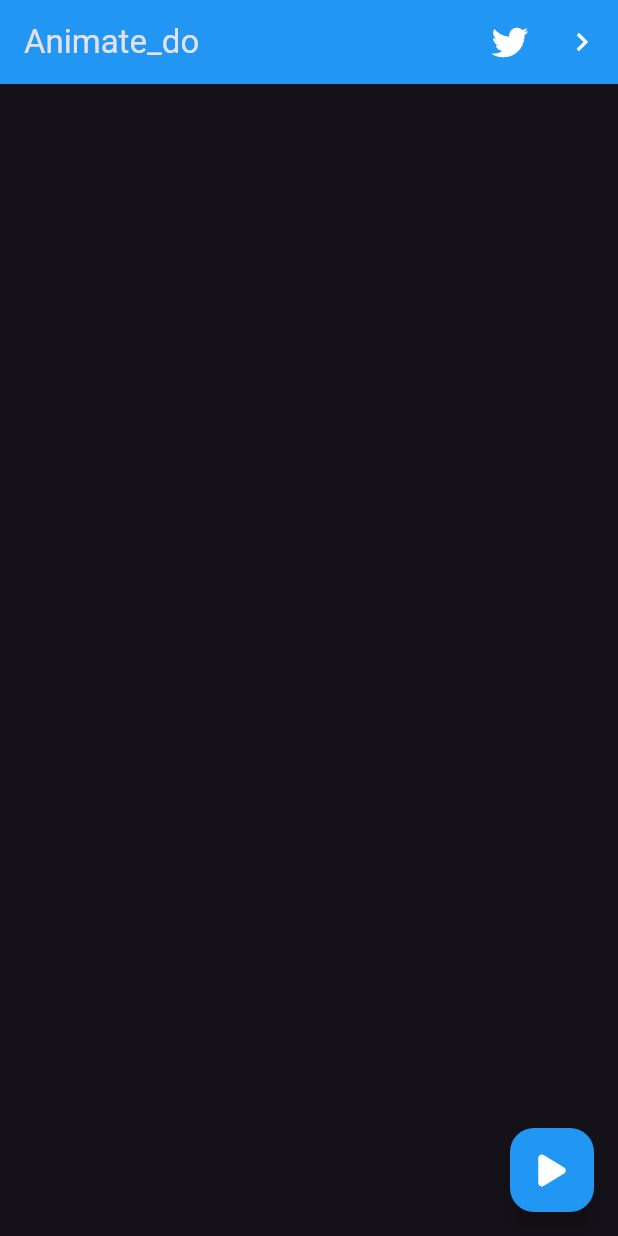
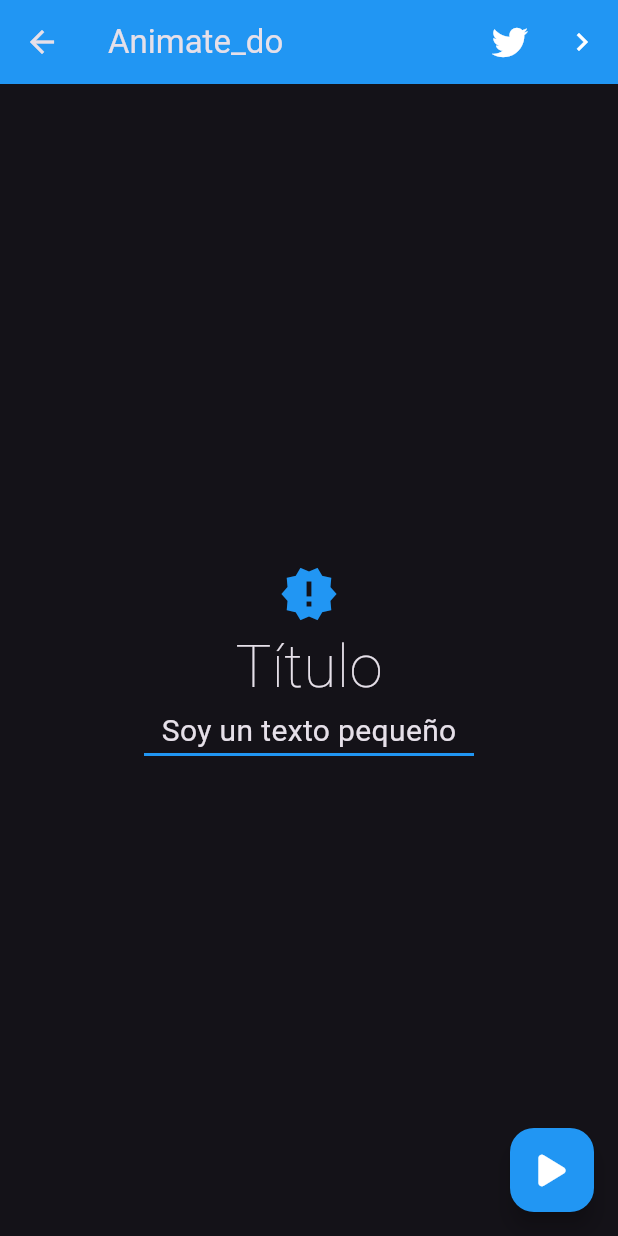
Before and after one commit to max-vigtov/animate-do-app, a Flutter app: the screen it shows after launch, after a tap on the "navigate next" icon, on a phone screen of 412 x 824 dp. Run offline on Flutter 3.47's test engine with Material 3 defaults, Android fonts, the phone set to English and light mode, and no system bars; our stand-ins replace animate_do, font_awesome_flutter.

Commit message:
UI: Screen Style & Animations added

```diff
--- a/lib/presentation/screens/screen1.dart
+++ b/lib/presentation/screens/screen1.dart
@@ -1,4 +1,5 @@
-
+import 'package:animate_do/animate_do.dart';
+import 'package:flutter/cupertino.dart';
 import 'package:flutter/material.dart';
 import 'package:font_awesome_flutter/font_awesome_flutter.dart';
 
@@ -18,16 +19,56 @@ class Screen1 extends StatelessWidget {
             onPressed: () {},
             icon: const FaIcon( FontAwesomeIcons.twitter, color: Colors.white )
           ),
-          IconButton(
-            onPressed: () {},
-            icon: const Icon( Icons.navigate_next, color: Colors.white )
+          SlideInLeft(
+            from: 100,
+            child: IconButton(
+              onPressed: () {
+                Navigator.push(context,
+                  CupertinoPageRoute(
+                    builder: (context) => const Screen1()
+                  ));
+              },
+              icon: const Icon( Icons.navigate_next, color: Colors.white )
+            ),
           ),
         ],
       ),
-      floatingActionButton: FloatingActionButton(
-        onPressed: () {},
-        backgroundColor: Colors.blue,
-        child: const FaIcon( FontAwesomeIcons.play, color: Colors.white ),
+      floatingActionButton: ElasticInRight(
+        child: FloatingActionButton(
+          onPressed: () {},
+          backgroundColor: Colors.blue,
+          child: const FaIcon( FontAwesomeIcons.play, color: Colors.white ),
+        ),
+      ),
+      body: Center(
+        child: Column(
+          mainAxisAlignment: MainAxisAlignment.center,
+          children: [
+            ElasticIn(
+              delay: const Duration( milliseconds: 1100),
+              child: const Icon( Icons.new_releases, color: Colors.blue, size: 40 )
+            ),
+
+            FadeInDown(
+              delay: const Duration(milliseconds: 200),
+              child: const Text( 'Título', style: TextStyle( fontSize: 40, fontWeight: FontWeight.w200) )
+            ),
+
+            FadeInDown(
+              delay: const Duration(milliseconds: 1000),
+              child: const Text( 'Soy un texto pequeño', style: TextStyle( fontSize: 20, fontWeight: FontWeight.w400) )
+            ),
+
+            FadeInLeft(
+              delay: const Duration( milliseconds:  1100),
+              child: Container(
+                width: 220,
+                height: 2,
+                color: Colors.blue,
+              ),
+            )
+          ],
+        ),
       ),
     );
   }
```
